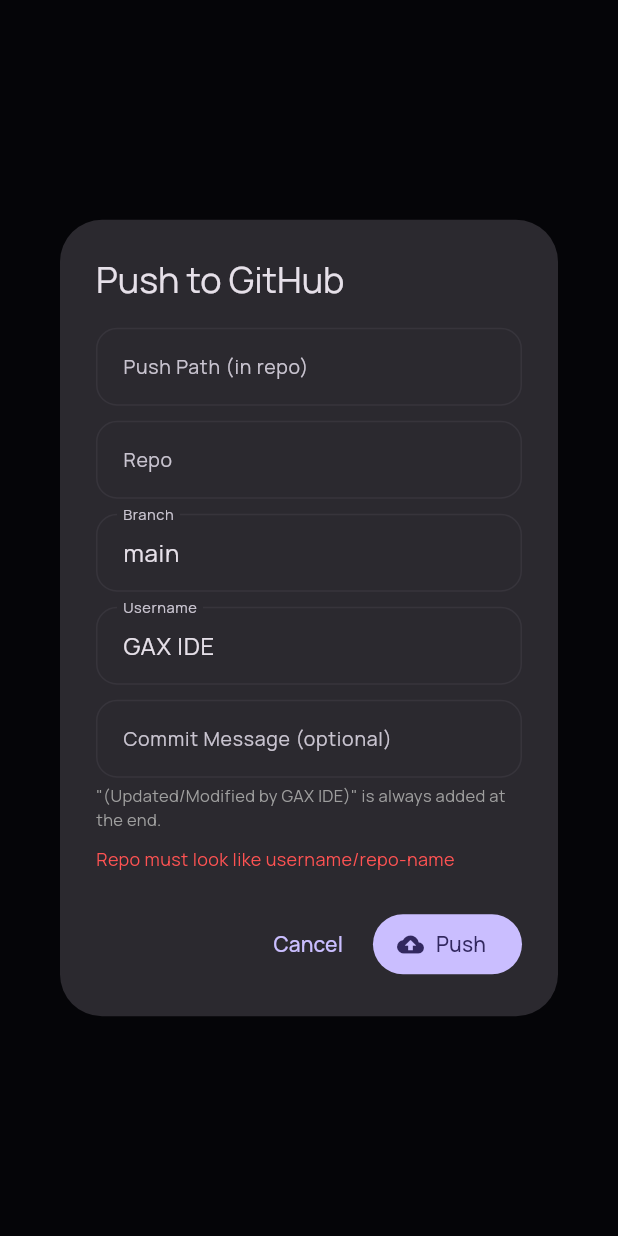
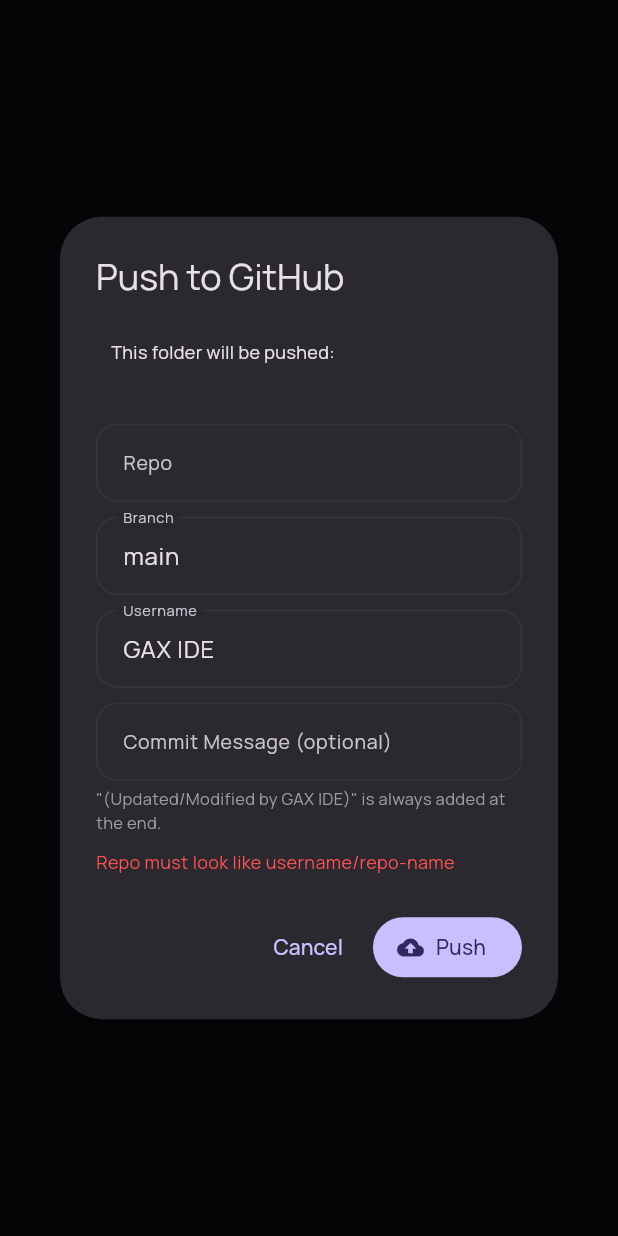
Before and after one commit to GamerArnabXYZ/gaxide, a Flutter app: what showRepoPushDialog() shows on an empty page, opened directly with empty values, after a tap on "Push", on a phone screen of 412 x 824 dp. Run offline on Flutter 3.47's test engine with Material 3 defaults, Android fonts, the phone set to English and light mode, and no system bars; our stand-ins replace flutter_highlight, google_fonts, permission_handler, shared_preferences; missing offline and left inert: code_text_field, highlight; accounts and stored records are empty; network calls fail.

Commit message:
Push Feature Updated v3,editor fixed

```diff
--- a/lib/widgets/code_editor.dart
+++ b/lib/widgets/code_editor.dart
@@ -1,10 +1,17 @@
 import 'package:flutter/material.dart';
 import 'package:code_text_field/code_text_field.dart';
-import 'package:google_fonts/google_fonts.dart';
 import 'package:flutter_highlight/themes/atom-one-dark.dart';
 import '../models/editor_language.dart';
 
 /// Editor surface: language dropdown header + syntax-highlighted CodeField.
+///
+/// IMPORTANT: uses the built-in 'monospace' font family (not a downloaded
+/// Google Font) for both the code and the line-number gutter. A downloaded
+/// font loads asynchronously — the gutter's width gets measured against a
+/// fallback font first, then the glyphs swap once the real font arrives,
+/// which is what caused multi-digit line numbers to wrap onto extra rows.
+/// 'monospace' is bundled with the OS, so it's available instantly and the
+/// measurement always matches what's rendered.
 class CodeEditorView extends StatelessWidget {
   final CodeController controller;
   final EditorLanguage currentLanguage;
@@ -66,14 +73,15 @@
                 child: CodeField(
                   controller: controller,
                   expands: true,
-                  textStyle: GoogleFonts.firaCode(fontSize: 14, height: 1.5),
+                  textStyle: const TextStyle(fontFamily: 'monospace', fontSize: 14, height: 1.5),
                   background: Colors.transparent,
                   lineNumberStyle: LineNumberStyle(
-                    width: 44,
-                    margin: 12,
-                    textStyle: GoogleFonts.firaCode(
+                    width: 50,
+                    margin: 10,
+                    textStyle: TextStyle(
+                      fontFamily: 'monospace',
                       color: scheme.onSurfaceVariant.withOpacity(0.5),
-                      fontSize: 13,
+                      fontSize: 14,
                     ),
                   ),
                 ),
--- a/lib/widgets/repo_push_dialog.dart
+++ b/lib/widgets/repo_push_dialog.dart
@@ -4,11 +4,14 @@
 import '../services/github_service.dart';
 import '../services/prefs_service.dart';
 
-/// Push dialog for ANY folder — not just detected git repos. Whatever can
-/// be auto-detected is auto-filled (repo/branch from .git if present, push
-/// path from the folder's position inside that repo, username from the
-/// token's own GitHub account); everything stays editable so it also works
-/// for plain folders with no .git at all.
+const _stickyCommitTag = 'Updated/Modified by GAX IDE';
+
+/// Push dialog for ANY folder — opens INSTANTLY (no network wait). Repo &
+/// branch are auto-filled from local `.git` metadata (fast, no network).
+/// The GitHub username is fetched in the background after the dialog is
+/// already visible and fills in once it arrives, so opening never feels
+/// slow. The commit message tag is sticky — always appended, never
+/// removable from the field itself.
 Future<void> showRepoPushDialog(BuildContext context, {required String folderPath}) async {
   final prefsService = PrefsService();
   final gitService = GitService();
@@ -25,13 +28,10 @@
     return;
   }
 
-  // ---- Auto-fetch whatever is possible ----
-  final gitRoot = await gitService.findNearestGitRoot(folderPath, stopAtPath: FileService.rootStoragePath);
+  // ---- Fast, local-only auto-detection (no network) — safe to await ----
   String autoRepo = '';
   String autoBranch = 'main';
-  // Push Path always starts as this folder's own name — the natural
-  // destination for "push THIS folder" regardless of git detection.
-  final autoPushPath = folderPath.split('/').last;
+  final gitRoot = await gitService.findNearestGitRoot(folderPath, stopAtPath: FileService.rootStoragePath);
   if (gitRoot != null) {
     final repoInfo = await gitService.readRepoInfo(gitRoot);
     if (repoInfo != null) {
@@ -39,41 +39,60 @@
       autoBranch = repoInfo.branch;
     }
   }
-  final autoUsername = await githubService.fetchAuthenticatedUsername(config.token);
 
   if (!context.mounted) return;
 
-  final pathController = TextEditingController(text: autoPushPath);
   final repoController = TextEditingController(text: autoRepo);
   final branchController = TextEditingController(text: autoBranch);
-  final usernameController = TextEditingController(text: autoUsername ?? 'GAX IDE');
+  final usernameController = TextEditingController(text: 'GAX IDE');
   final commitController = TextEditingController();
-  const stickyCommitTag = 'Updated/Modified by GAX IDE';
 
   bool isPushing = false;
+  bool usernameEditedByUser = false;
+  bool usernameFetchStarted = false;
   String progressText = '';
   String? errorText;
+
+  // Kick off the (network) username lookup AFTER the dialog opens — never
+  // block the dialog's appearance on a network round-trip. Runs exactly once.
+  void fetchUsernameInBackground(void Function(void Function()) setDialogState) {
+    githubService.fetchAuthenticatedUsername(config.token).then((login) {
+      if (login != null && login.isNotEmpty && !usernameEditedByUser) {
+        setDialogState(() => usernameController.text = login);
+      }
+    });
+  }
 
   await showDialog(
     context: context,
     barrierDismissible: !isPushing,
     builder: (ctx) => StatefulBuilder(
-      builder: (ctx, setDialogState) => AlertDialog(
+      builder: (ctx, setDialogState) {
+        if (!usernameFetchStarted) {
+          usernameFetchStarted = true;
+          fetchUsernameInBackground(setDialogState);
+        }
+
+        return AlertDialog(
           title: const Text('Push to GitHub'),
           content: SingleChildScrollView(
             child: Column(
               mainAxisSize: MainAxisSize.min,
               crossAxisAlignment: CrossAxisAlignment.start,
               children: [
-              TextField(
-                controller: pathController,
-                enabled: !isPushing,
-                decoration: const InputDecoration(
-                  labelText: 'Push Path (in repo)',
-                  hintText: 'blank = repo root',
+                Container(
+                  width: double.infinity,
+                  padding: const EdgeInsets.all(10),
+                  decoration: BoxDecoration(
+                    color: Theme.of(ctx).colorScheme.surfaceContainerHigh,
+                    borderRadius: BorderRadius.circular(10),
+                  ),
+                  child: Text(
+                    'This folder will be pushed:\n$folderPath',
+                    style: const TextStyle(fontSize: 12),
                   ),
                 ),
-              const SizedBox(height: 10),
+                const SizedBox(height: 12),
                 TextField(
                   controller: repoController,
                   enabled: !isPushing,
@@ -89,6 +108,7 @@
                 TextField(
                   controller: usernameController,
                   enabled: !isPushing,
+                  onChanged: (_) => usernameEditedByUser = true,
                   decoration: const InputDecoration(labelText: 'Username', hintText: 'GAX IDE'),
                 ),
                 const SizedBox(height: 10),
@@ -101,9 +121,9 @@
                   ),
                 ),
                 const SizedBox(height: 4),
-              Text(
-                '"($stickyCommitTag)" is always added at the end.',
-                style: const TextStyle(fontSize: 11, color: Colors.grey),
+                const Text(
+                  '"($_stickyCommitTag)" is always added at the end.',
+                  style: TextStyle(fontSize: 11, color: Colors.grey),
                 ),
                 if (errorText != null) ...[
                   const SizedBox(height: 10),
@@ -146,25 +166,21 @@
                       });
 
                       final files = await fileService.collectFilesForPush(folderPath);
-                    final pushPrefix = pathController.text.trim();
-                    final prefixedFiles = files
-                        .map((e) => MapEntry(pushPrefix.isEmpty ? e.key : '$pushPrefix/${e.key}', e.value))
-                        .toList();
-
-                    setDialogState(() => progressText = 'Uploading ${prefixedFiles.length} files...');
+                      setDialogState(() => progressText = 'Uploading ${files.length} files...');
 
                       final userCommitMsg = commitController.text.trim();
                       final finalCommitMessage =
-                        userCommitMsg.isEmpty ? stickyCommitTag : '$userCommitMsg ($stickyCommitTag)';
+                          userCommitMsg.isEmpty ? _stickyCommitTag : '$userCommitMsg ($_stickyCommitTag)';
 
                       final result = await githubService.pushFolder(
                         token: config.token,
                         owner: repoParts[0],
                         repo: repoParts[1],
                         branch: branchController.text.trim(),
-                      files: prefixedFiles,
+                        files: files,
                         commitMessage: finalCommitMessage,
-                      authorName: usernameController.text.trim().isEmpty ? 'GAX IDE' : usernameController.text.trim(),
+                        authorName:
+                            usernameController.text.trim().isEmpty ? 'GAX IDE' : usernameController.text.trim(),
                       );
 
                       if (ctx.mounted) Navigator.pop(ctx);
@@ -174,7 +190,8 @@
                     },
             ),
           ],
-      ),
+        );
+      },
     ),
   );
 }
```
Lines whose indentation alone changed are shown as unchanged.
